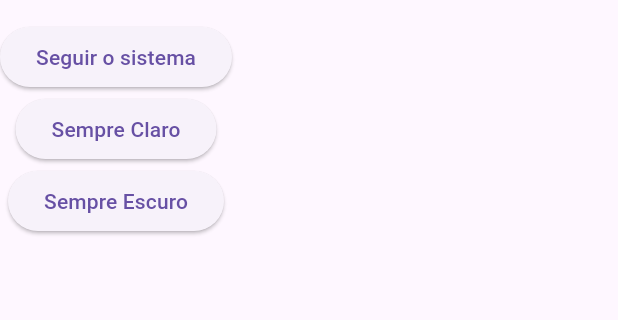
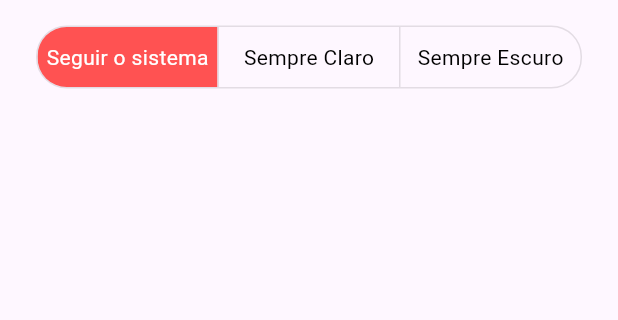
Before and after one commit to GuiRuizz/lolrandom, a Flutter app: the SettingsPage screen opened by its route, after a tap on "Seguir o sistema", on a phone screen of 412 x 824 dp, the part 63-383 px from its top. Run offline on Flutter 3.47's test engine with Material 3 defaults, Android fonts, the phone set to English and light mode, and no system bars; our stand-ins replace dio, flutter_riverpod, go_router, logger, shared_preferences; accounts and stored records are empty.

Commit message:
feat: Adicionado toggle button para a config

```diff
--- /dev/null
+++ b/lib/core/enum/config_enum.dart
@@ -0,0 +1,40 @@
+import 'package:flutter/material.dart';
+
+enum ConfigEnum { sistema, claro, escuro }
+
+extension ConfigEnumExtension on ConfigEnum {
+  String get label {
+    switch (this) {
+      case ConfigEnum.sistema:
+        return 'Seguir o sistema';
+      case ConfigEnum.claro:
+        return 'Sempre Claro';
+      case ConfigEnum.escuro:
+        return 'Sempre Escuro';
+    }
+  }
+
+  /// Converte `ConfigEnum` -> `ThemeMode`
+  ThemeMode get toThemeMode {
+    switch (this) {
+      case ConfigEnum.sistema:
+        return ThemeMode.system;
+      case ConfigEnum.claro:
+        return ThemeMode.light;
+      case ConfigEnum.escuro:
+        return ThemeMode.dark;
+    }
+  }
+
+  /// Converte `ThemeMode` -> `ConfigEnum`
+  static ConfigEnum fromThemeMode(ThemeMode mode) {
+    switch (mode) {
+      case ThemeMode.system:
+        return ConfigEnum.sistema;
+      case ThemeMode.light:
+        return ConfigEnum.claro;
+      case ThemeMode.dark:
+        return ConfigEnum.escuro;
+    }
+  }
+}
--- a/lib/presentation/pages/settings_page.dart
+++ b/lib/presentation/pages/settings_page.dart
@@ -1,43 +1,50 @@
 import 'package:flutter/material.dart';
 import 'package:flutter_riverpod/flutter_riverpod.dart';
 
+import '../../core/enum/config_enum.dart';
 import '../controllers/theme_controller.dart';
 import '../widgets/drawer_personalizado.dart';
 import '../widgets/pop_up_personalizado.dart';
-
 
 class SettingsPage extends ConsumerWidget {
   const SettingsPage({super.key});
 
   @override
   Widget build(BuildContext context, WidgetRef ref) {
+    final themeMode = ref.watch(themeControllerProvider);
     final themeController = ref.read(themeControllerProvider.notifier);
+
+    final configSelecionado = ConfigEnumExtension.fromThemeMode(themeMode);
+    final configs = ConfigEnum.values;
 
     return Scaffold(
       drawer: DrawerPersonalizado(),
       appBar: AppBar(
-        title: Text('Configurações'),
+        title: const Text('Configurações'),
         centerTitle: true,
         actions: [PopUpMenuPersonalizado()],
-
       ),
-      body:Column(
-          mainAxisSize: MainAxisSize.min,
-          children: [
-            ElevatedButton(
-              onPressed: () => themeController.setTheme(ThemeMode.system),
-              child: const Text('Seguir o sistema'),
+      body: Column(
+        children: [
+          Center(
+            child: ToggleButtons(
+              isSelected: configs.map((c) => c == configSelecionado).toList(),
+              onPressed: (index) {
+                final novoConfig = configs[index];
+                themeController.setTheme(novoConfig.toThemeMode);
+              },
+              borderRadius: BorderRadius.circular(20),
+              selectedColor: Colors.white,
+              fillColor: Colors.redAccent,
+              color: Theme.of(context).brightness == Brightness.dark
+                  ? Colors.white
+                  : Colors.black,
+              constraints: const BoxConstraints(minWidth: 120, minHeight: 40),
+              children: configs.map((c) => Text(c.label)).toList(),
             ),
-            ElevatedButton(
-              onPressed: () => themeController.setTheme(ThemeMode.light),
-              child: const Text('Sempre Claro'),
-            ),
-            ElevatedButton(
-              onPressed: () => themeController.setTheme(ThemeMode.dark),
-              child: const Text('Sempre Escuro'),
-            ),
-          ],
-        ),
+          ),
+        ],
+      ),
     );
   }
 }
```
Also changed, not shown: lib/core/enum/modos_enum.dart (added, +38 -0 lines), lib/presentation/pages/home_page.dart (+3 -11 lines).
